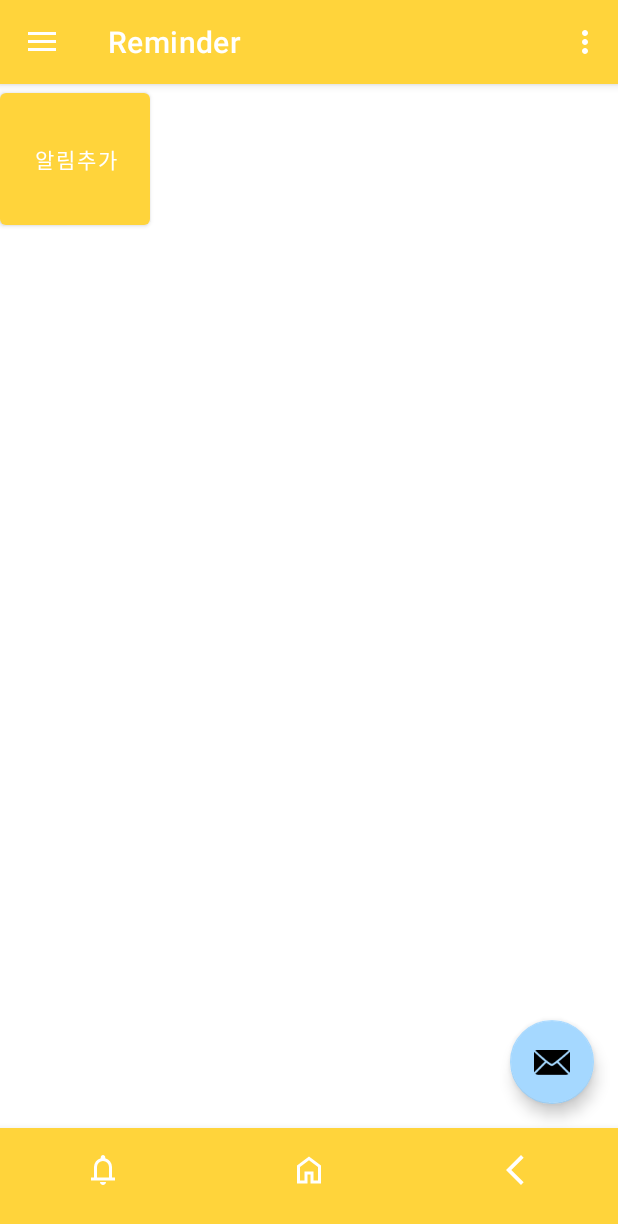
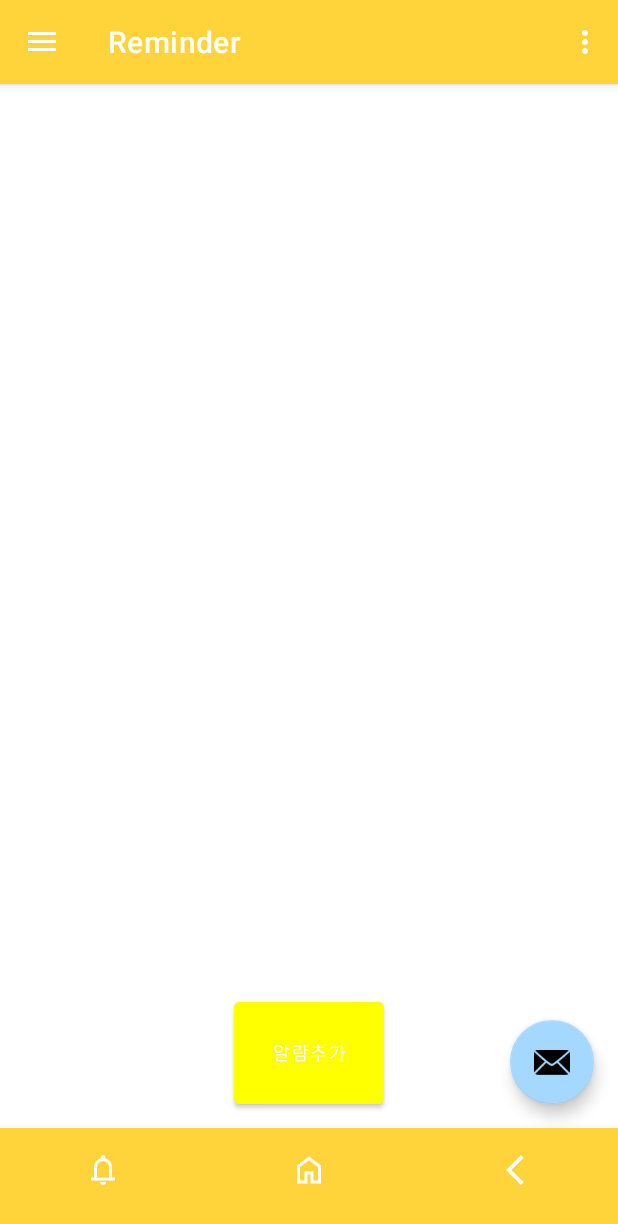
Before and after one commit to ParkDaeHee3/app_test_helper, an Android app: the screen it shows after launch (MainActivity), in the side drawer, after a tap on "Reminder", on a phone screen of 412 x 824 dp. Shown: the top 1224 px of the screen. Run offline under Robolectric (Android 15) with nearby library versions, the phone set to English and light mode, and no system bars; our stand-ins replace navigation-ui; libraries missing offline, so code that uses them is left out: com.kakao.vectormap; 1 statement that could not run was skipped.

Commit message:
reminder_update

```diff
--- a/app/src/main/java/com/example/app_test_helper/ui/notifications/notificationsFragment.java
+++ b/app/src/main/java/com/example/app_test_helper/ui/notifications/notificationsFragment.java
@@ -4,6 +4,9 @@ import android.os.Bundle;
 import android.view.LayoutInflater;
 import android.view.View;
 import android.view.ViewGroup;
+import android.widget.ArrayAdapter;
+import android.widget.ListView;
+import android.widget.Toast;
 
 import androidx.annotation.NonNull;
 import androidx.fragment.app.Fragment;
@@ -13,35 +16,46 @@ import androidx.navigation.Navigation;
 import com.example.app_test_helper.R;
 import com.example.app_test_helper.databinding.FragmentNotificationsListBinding;
 
-// 알림 화면을 위한 Fragment 클래스
+import java.util.ArrayList;
+
 public class notificationsFragment extends Fragment {
 
-    // 뷰 바인딩 객체
     private FragmentNotificationsListBinding binding;
+    private ArrayAdapter<String> adapter;
 
-    // Fragment 뷰 생성
-    public View onCreateView(@NonNull LayoutInflater inflater,
-                             ViewGroup container, Bundle savedInstanceState) {
-        // ViewModel 초기화
-        notificationsViewModel notificationsViewModel = new ViewModelProvider(requireActivity()).get(notificationsViewModel.class);
-
-        // 뷰 바인딩 설정
+    public View onCreateView(@NonNull LayoutInflater inflater, ViewGroup container, Bundle savedInstanceState) {
+        notificationsSetViewModel notificationsViewModel = new ViewModelProvider(requireActivity()).get(notificationsSetViewModel.class);
         binding = FragmentNotificationsListBinding.inflate(inflater, container, false);
         View root = binding.getRoot();
 
-        // 여기서 클릭 리스너를 추가합니다.
-        binding.floatingActionButton.setOnClickListener(new View.OnClickListener() {
-            @Override
-            public void onClick(View view) {
-                // 화면 전환을 위한 Navigation
-                Navigation.findNavController(view).navigate(R.id.action_notificationsFragment_to_notificationsSetFragment);
+        ListView listView = binding.notificationslist;
+        adapter = new ArrayAdapter<>(getContext(), android.R.layout.simple_list_item_1, new ArrayList<>());
+        listView.setAdapter(adapter);
+
+        // LiveData 관찰하여 ListView 업데이트
+        notificationsViewModel.getNotificationsList().observe(getViewLifecycleOwner(), notifications -> {
+            adapter.clear();
+            adapter.addAll(notifications);
+            adapter.notifyDataSetChanged();
+        });
+
+        // 항목 롱 클릭 리스너 설정
+        listView.setOnItemLongClickListener((parent, view, position, id) -> {
+            String itemToRemove = adapter.getItem(position);
+            if (itemToRemove != null) {
+                notificationsViewModel.removeNotification(itemToRemove);
+                Toast.makeText(getContext(), "항목이 삭제되었습니다.", Toast.LENGTH_SHORT).show();
             }
+            return true;
         });
+
+        binding.floatingActionButton.setOnClickListener(view ->
+                Navigation.findNavController(view).navigate(R.id.action_notificationsFragment_to_notificationsSetFragment)
+        );
 
         return root;
     }
 
-    // 뷰 해제 시 바인딩 객체 정리
     @Override
     public void onDestroyView() {
         super.onDestroyView();
--- a/app/src/main/java/com/example/app_test_helper/ui/notifications/notificationsSetViewModel.java
+++ b/app/src/main/java/com/example/app_test_helper/ui/notifications/notificationsSetViewModel.java
@@ -4,20 +4,44 @@ import androidx.lifecycle.LiveData;
 import androidx.lifecycle.MutableLiveData;
 import androidx.lifecycle.ViewModel;
 
-// 알림 설정 화면의 ViewModel 클래스
+import java.util.ArrayList;
+import java.util.List;
+
 public class notificationsSetViewModel extends ViewModel {
 
-    // 설정 데이터를 저장하는 MutableLiveData
     private final MutableLiveData<String> mText;
+    private final MutableLiveData<List<String>> notificationsList;
 
-    // 생성자에서 기본 설정 데이터 초기화
     public notificationsSetViewModel() {
         mText = new MutableLiveData<>();
         mText.setValue("This is the set notification fragment");
+
+        // 알림 데이터를 저장할 리스트 초기화
+        notificationsList = new MutableLiveData<>(new ArrayList<>());
     }
 
-    // 설정 데이터를 반환하는 메서드
     public LiveData<String> getText() {
         return mText;
     }
+
+    public LiveData<List<String>> getNotificationsList() {
+        return notificationsList;
+    }
+
+    public void addNotification(String notification) {
+        List<String> currentList = notificationsList.getValue();
+        if (currentList != null) {
+            currentList.add(notification);
+            notificationsList.setValue(currentList);
+        }
+    }
+
+    // 항목 삭제 메서드 추가
+    public void removeNotification(String notification) {
+        List<String> currentList = notificationsList.getValue();
+        if (currentList != null) {
+            currentList.remove(notification);
+            notificationsList.setValue(currentList);
+        }
+    }
 }
--- a/app/src/main/res/layout/fragment_notifications_list.xml
+++ b/app/src/main/res/layout/fragment_notifications_list.xml
@@ -1,24 +1,32 @@
-<?xml version="1.0" encoding="utf-8"?>
 <androidx.constraintlayout.widget.ConstraintLayout xmlns:android="http://schemas.android.com/apk/res/android"
+    xmlns:app="http://schemas.android.com/apk/res-auto"
     android:layout_width="match_parent"
     android:layout_height="match_parent">
 
     <ListView
         android:id="@+id/notificationslist"
-        android:layout_width="match_parent"
-        android:layout_height="match_parent"
+        android:layout_width="0dp"
+        android:layout_height="0dp"
         android:layout_margin="40dp"
-        android:gravity="center" />
+        android:gravity="center"
+        app:layout_constraintTop_toTopOf="parent"
+        app:layout_constraintBottom_toTopOf="@+id/floatingActionButton"
+        app:layout_constraintStart_toStartOf="parent"
+        app:layout_constraintEnd_toEndOf="parent" />
 
     <Button
         android:id="@+id/floatingActionButton"
-        android:layout_height="100dp"
+        android:layout_height="80dp"
         android:layout_width="100dp"
-        android:text="알림추가"
+        android:layout_marginBottom="10dp"
+        android:clickable="true"
+        android:backgroundTint="#FFFF00"
+        android:text="알람추가"
         android:textColor="#FFFFFF"
-        android:layout_alignParentBottom="true"
-        android:layout_alignParentEnd="true"
-        android:layout_marginEnd="16dp"
-        android:layout_marginBottom="16dp"/>
+        android:textSize="12sp"
+        app:layout_constraintBottom_toBottomOf="parent"
+        app:layout_constraintStart_toStartOf="parent"
+        app:layout_constraintEnd_toEndOf="parent"
+        app:layout_constraintHorizontal_bias="0.5" />
 
 </androidx.constraintlayout.widget.ConstraintLayout>
--- a/app/src/main/res/layout/fragment_notifications_set.xml
+++ b/app/src/main/res/layout/fragment_notifications_set.xml
@@ -1,4 +1,3 @@
-<?xml version="1.0" encoding="utf-8"?>
 <RelativeLayout
     xmlns:android="http://schemas.android.com/apk/res/android"
     android:layout_width="match_parent"
--- a/app/src/main/res/navigation/mobile_navigation.xml
+++ b/app/src/main/res/navigation/mobile_navigation.xml
@@ -21,7 +21,7 @@
         android:id="@+id/nav_notifications"
         android:name="com.example.app_test_helper.ui.notifications.notificationsFragment"
         android:label="@string/menu_notifications"
-        tools:layout="@layout/fragment_notifications" >
+        tools:layout="@layout/fragment_notifications_list" >
 
         <!-- notificationsFragment에서 notificationsSetFragment로 이동하는 액션 추가 -->
         <action
```
Also changed, not shown: app/src/main/AndroidManifest.xml (+10 -0 lines), app/src/main/java/com/example/app_test_helper/MainActivity.java (+67 -0 lines), app/src/main/java/com/example/app_test_helper/ui/notifications/notificationsSetFragment.java (+16 -9 lines), app/src/main/res/layout/fragment_notifications.xml (deleted, +0 -22 lines).
